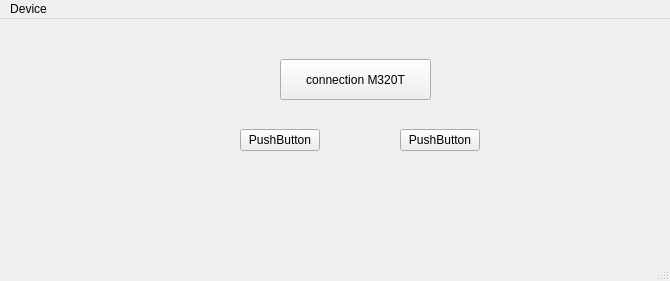
Old version of the form appli_modbus/mainwindow.ui in the repository nyantos/testv2.
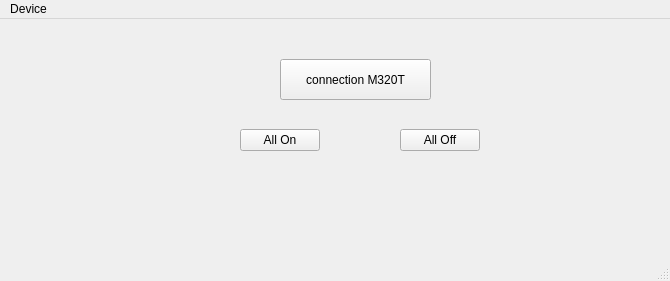
New version of the form.

The edit to the form file:
```diff
--- a/appli_modbus/mainwindow.ui
+++ b/appli_modbus/mainwindow.ui
@@ -37,7 +37,7 @@
      </rect>
     </property>
     <property name="text">
-     <string>PushButton</string>
+     <string>All On</string>
     </property>
    </widget>
    <widget class="QPushButton" name="AllOff">
@@ -50,7 +50,7 @@
      </rect>
     </property>
     <property name="text">
-     <string>PushButton</string>
+     <string>All Off</string>
     </property>
    </widget>
   </widget>
```
